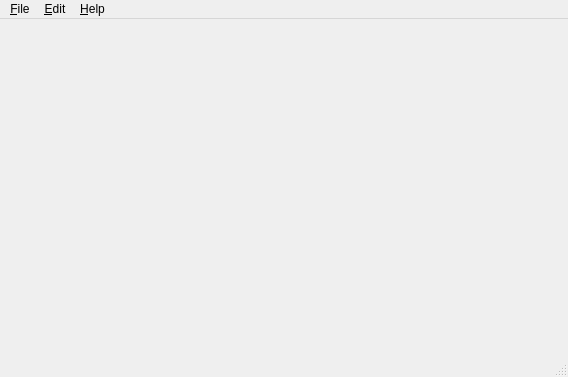
This is src/themartonator/src/mainwindow.ui in pgergq/themartonator as Qt 5 draws it before an edit. The edited form follows.
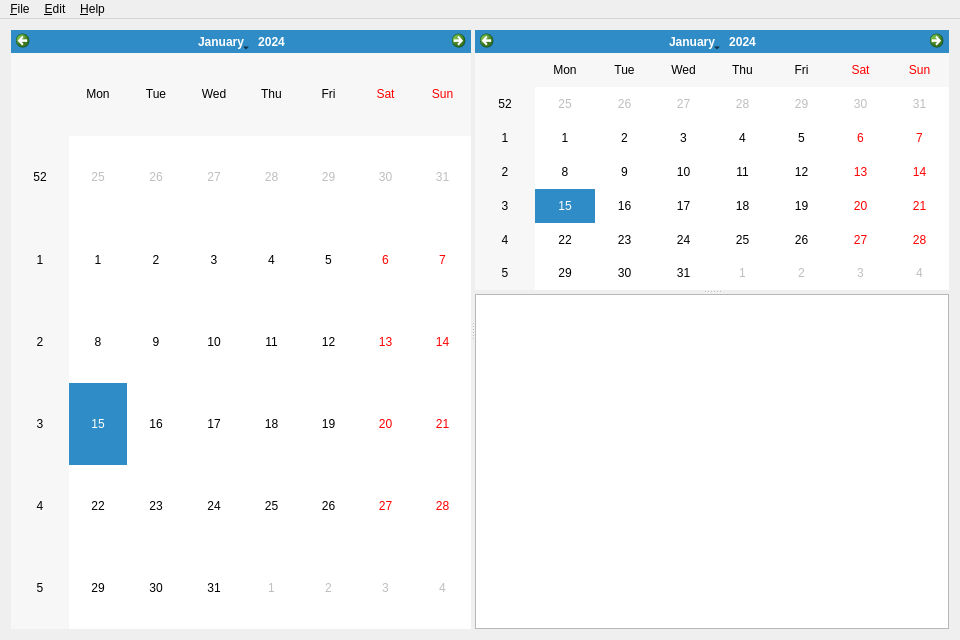
This is the edited form.

Commit message: tweak main window layout

The edit to the form file:
```diff
--- a/src/themartonator/src/mainwindow.ui
+++ b/src/themartonator/src/mainwindow.ui
@@ -6,22 +6,58 @@
    <rect>
     <x>0</x>
     <y>0</y>
-    <width>568</width>
-    <height>377</height>
+    <width>960</width>
+    <height>640</height>
    </rect>
   </property>
+  <property name="minimumSize">
+   <size>
+    <width>960</width>
+    <height>640</height>
+   </size>
+  </property>
   <property name="windowTitle">
    <string>The Martonator</string>
   </property>
   <widget class="QWidget" name="centralWidget">
-   <layout class="QGridLayout" name="gridLayout"/>
+   <layout class="QGridLayout" name="gridLayout">
+    <item row="0" column="0">
+     <widget class="QSplitter" name="splitter_2">
+      <property name="orientation">
+       <enum>Qt::Horizontal</enum>
+      </property>
+      <widget class="QCalendarWidget" name="calendarWidget_2">
+       <property name="minimumSize">
+        <size>
+         <width>240</width>
+         <height>0</height>
+        </size>
+       </property>
+      </widget>
+      <widget class="QSplitter" name="splitter">
+       <property name="orientation">
+        <enum>Qt::Vertical</enum>
+       </property>
+       <widget class="QCalendarWidget" name="calendarWidget"/>
+       <widget class="QTextBrowser" name="textBrowser">
+        <property name="minimumSize">
+         <size>
+          <width>0</width>
+          <height>240</height>
+         </size>
+        </property>
+       </widget>
+      </widget>
+     </widget>
+    </item>
+   </layout>
   </widget>
   <widget class="QMenuBar" name="menuBar">
    <property name="geometry">
     <rect>
      <x>0</x>
      <y>0</y>
-     <width>568</width>
+     <width>960</width>
      <height>17</height>
     </rect>
    </property>
@@ -53,7 +89,6 @@
    <addaction name="menuEdit"/>
    <addaction name="menuHelp"/>
   </widget>
-  <widget class="QStatusBar" name="statusBar"/>
   <action name="actionExit">
    <property name="text">
     <string>E&amp;xit</string>
```
The commit also changes 2 other files.
